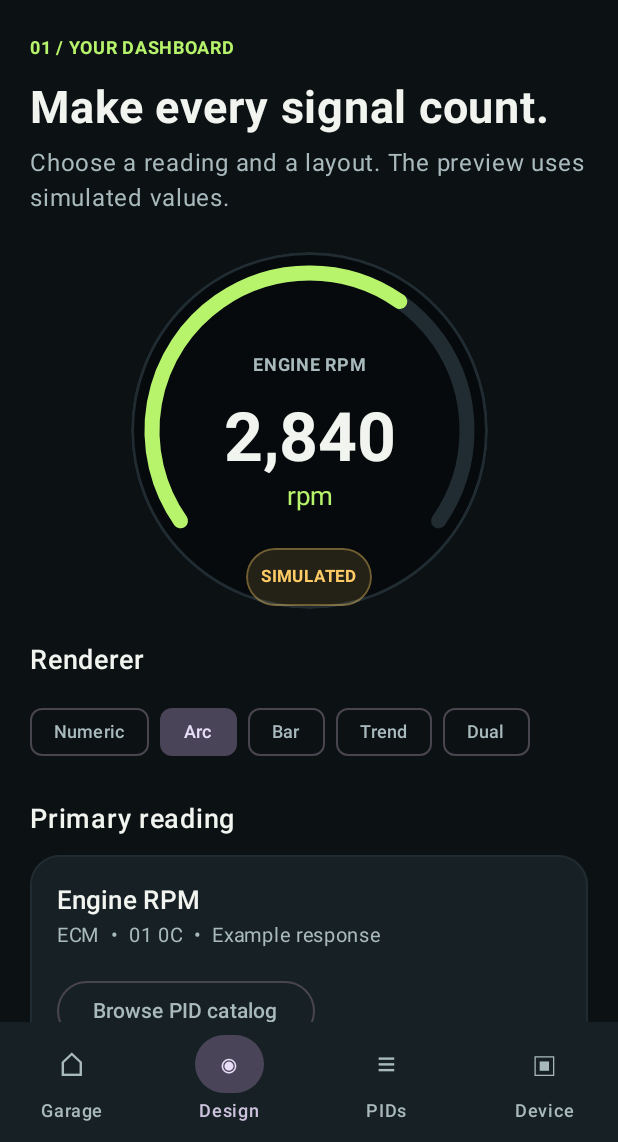
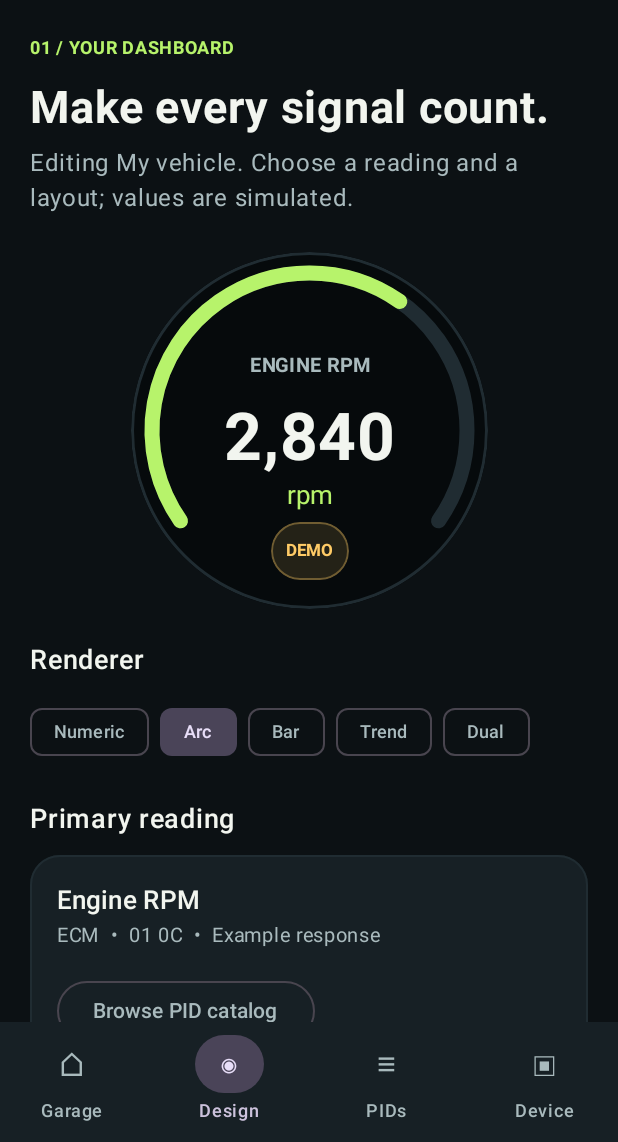
Before and after one commit to lstepnio/ESP32OBD2, an Android app built with Jetpack Compose: the screen it shows after launch (MainActivity), item 2 of the bottom bar chosen, on a phone screen of 412 x 824 dp, the part 94-1236 px from its top. Run offline under Robolectric (Android 15) with nearby library versions, the phone set to English and light mode, and no system bars.

Commit message:
Add local profiles and circle-safe previews

```diff
--- a/android/app/src/main/java/com/lstepnio/egauge/AppModel.kt
+++ b/android/app/src/main/java/com/lstepnio/egauge/AppModel.kt
@@ -1,7 +1,6 @@
 package com.lstepnio.egauge
 
 import android.app.Application
-import android.content.Context
 import androidx.compose.runtime.getValue
 import androidx.compose.runtime.mutableStateOf
 import androidx.compose.runtime.setValue
@@ -17,15 +16,16 @@ data class PidExample(
     val demoValue: String,
     val evidence: String,
     val category: String,
+    val gaugeLabel: String,
 )
 
 val demoCatalog = listOf(
-    PidExample("rpm", "Engine RPM", "ECM", "01 0C", "rpm", "2,840", "Example response", "Engine"),
-    PidExample("coolant", "Coolant temperature", "ECM", "01 05", "°C", "92", "Example response", "Thermal"),
-    PidExample("speed", "Vehicle speed", "ECM", "01 0D", "km/h", "64", "Example response", "Driving"),
-    PidExample("load", "Calculated load", "ECM", "01 04", "%", "38", "Example response", "Engine"),
-    PidExample("fuel", "Fuel level", "ECM", "01 2F", "%", "73", "Example response", "Fuel"),
-    PidExample("tcm", "Transmission input speed", "TCM", "Vehicle specific", "rpm", "2,120", "Synthetic only", "Transmission"),
+    PidExample("rpm", "Engine RPM", "ECM", "01 0C", "rpm", "2,840", "Example response", "Engine", "ENGINE RPM"),
+    PidExample("coolant", "Coolant temperature", "ECM", "01 05", "°C", "92", "Example response", "Thermal", "COOLANT"),
+    PidExample("speed", "Vehicle speed", "ECM", "01 0D", "km/h", "64", "Example response", "Driving", "SPEED"),
+    PidExample("load", "Calculated load", "ECM", "01 04", "%", "38", "Example response", "Engine", "ENGINE LOAD"),
+    PidExample("fuel", "Fuel level", "ECM", "01 2F", "%", "73", "Example response", "Fuel", "FUEL LEVEL"),
+    PidExample("tcm", "Transmission input speed", "TCM", "Vehicle specific", "rpm", "2,120", "Synthetic only", "Transmission", "INPUT SPEED"),
 )
 
 enum class Destination(val label: String, val glyph: String) {
@@ -54,11 +54,18 @@ data class CapabilitySnapshot(
 )
 
 class AppViewModel(application: Application) : AndroidViewModel(application) {
-    private val preferences = application.getSharedPreferences("draft-v1", Context.MODE_PRIVATE)
+    private val profileStore = ProfileStore(application)
+    private val loadedProfiles = profileStore.load()
 
     var destination by mutableStateOf(Destination.Garage)
         private set
-    var draft by mutableStateOf(loadDraft())
+    var profileCollection by mutableStateOf(loadedProfiles.collection)
+        private set
+    var profileError by mutableStateOf(loadedProfiles.error)
+        private set
+    var profileNameInput by mutableStateOf("")
+        private set
+    var draft by mutableStateOf(profileCollection.active.draft)
         private set
     var query by mutableStateOf("")
         private set
@@ -76,6 +83,12 @@ class AppViewModel(application: Application) : AndroidViewModel(application) {
         private set
     var labInput by mutableStateOf("41 0C 2C 60")
         private set
+    var customLabOpen by mutableStateOf(false)
+        private set
+    var customRequestInput by mutableStateOf("22 F1 90")
+        private set
+    var customSource by mutableStateOf("ECM")
+        private set
 
     fun navigate(value: Destination) { destination = value }
     fun search(value: String) { query = value }
@@ -83,6 +96,29 @@ class AppViewModel(application: Application) : AndroidViewModel(application) {
     fun showDiscoveryPreview(value: Boolean) { discoveryPreview = value }
     fun showLab(value: Boolean) { labOpen = value }
     fun editLabInput(value: String) { labInput = value.take(128) }
+    fun showCustomLab(value: Boolean) { customLabOpen = value }
+    fun editCustomRequest(value: String) { customRequestInput = value.take(32) }
+    fun selectCustomSource(value: String) { if (value == "ECM" || value == "TCM") customSource = value }
+    fun editProfileName(value: String) { profileNameInput = value.take(32) }
+    fun selectProfile(id: String) {
+        if (profileError != null || profileCollection.profiles.none { it.id == id }) return
+        profileCollection = profileCollection.copy(activeId = id)
+        draft = profileCollection.active.draft
+        profileStore.save(profileCollection)
+    }
+    fun createProfile() {
+        val name = profileNameInput.trim()
+        if (profileError != null || name.isEmpty() || profileCollection.profiles.size >= 8 ||
+            profileCollection.profiles.any { it.name.equals(name, ignoreCase = true) }) return
+        val profile = VehicleProfile(ProfileStore.newId(), name, Draft())
+        profileCollection = profileCollection.copy(
+            activeId = profile.id,
+            profiles = profileCollection.profiles + profile,
+        )
+        draft = profile.draft
+        profileNameInput = ""
+        profileStore.save(profileCollection)
+    }
     fun markScanning(value: Boolean) { scanning = value }
     fun connectionError(message: String) {
         scanning = false
@@ -101,22 +137,11 @@ class AppViewModel(application: Application) : AndroidViewModel(application) {
     fun setSource(value: String) = save(draft.copy(source = value))
 
     private fun save(value: Draft) {
+        if (profileError != null) return
         draft = value
-        preferences.edit().putString("pid", value.pidId).putString("layout", value.layout.name)
-            .putInt("warning", value.warning).putInt("critical", value.critical)
-            .putString("source", value.source).apply()
-    }
-
-    private fun loadDraft(): Draft {
-        val pid = preferences.getString("pid", "rpm")!!.takeIf { id -> demoCatalog.any { it.id == id } } ?: "rpm"
-        val layout = runCatching { GaugeLayout.valueOf(preferences.getString("layout", "Arc")!!) }
-            .getOrDefault(GaugeLayout.Arc)
-        return Draft(
-            pidId = pid,
-            layout = layout,
-            warning = preferences.getInt("warning", 105).coerceIn(-40, 250),
-            critical = preferences.getInt("critical", 115).coerceIn(-40, 250),
-            source = preferences.getString("source", "ECM")!!.takeIf { it == "ECM" || it == "TCM" } ?: "ECM",
-        )
+        profileCollection = profileCollection.copy(profiles = profileCollection.profiles.map { profile ->
+            if (profile.id == profileCollection.activeId) profile.copy(draft = value) else profile
+        })
+        profileStore.save(profileCollection)
     }
 }
--- a/android/app/src/main/java/com/lstepnio/egauge/MainActivity.kt
+++ b/android/app/src/main/java/com/lstepnio/egauge/MainActivity.kt
@@ -253,9 +253,46 @@ private fun GarageScreen(model: AppViewModel, onFindGauge: () -> Unit) {
         }
         Spacer(Modifier.height(16.dp))
         Panel {
+            SectionHeading("Local vehicle profiles")
+            Text("Keep dashboard drafts separate for each vehicle. These names do not confirm PID support.",
+                color = MutedColor, fontSize = 14.sp, lineHeight = 20.sp)
+            model.profileError?.let { error ->
+                Spacer(Modifier.height(10.dp))
+                Text("Saved profiles could not be opened: $error. Editing is paused to protect them.",
+                    color = CriticalColor, fontSize = 13.sp, lineHeight = 19.sp)
+            }
+            Spacer(Modifier.height(12.dp))
+            Row(Modifier.fillMaxWidth().horizontalScroll(rememberScrollState()),
+                horizontalArrangement = Arrangement.spacedBy(8.dp)) {
+                model.profileCollection.profiles.forEach { profile ->
+                    FilterChip(
+                        selected = profile.id == model.profileCollection.activeId,
+                        onClick = { model.selectProfile(profile.id) },
+                        enabled = model.profileError == null,
+                        label = { Text(profile.name, maxLines = 1) },
+                    )
+                }
+            }
+            Spacer(Modifier.height(10.dp))
+            OutlinedTextField(value = model.profileNameInput, onValueChange = model::editProfileName,
+                label = { Text("New profile name") }, singleLine = true,
+                enabled = model.profileError == null && model.profileCollection.profiles.size < 8,
+                modifier = Modifier.fillMaxWidth())
+            val duplicateName = model.profileCollection.profiles.any {
+                it.name.equals(model.profileNameInput.trim(), ignoreCase = true)
+            }
+            if (duplicateName) Text("A profile with this name already exists.",
+                color = WarningColor, fontSize = 12.sp)
+            Spacer(Modifier.height(8.dp))
+            OutlinedButton(onClick = model::createProfile,
+                enabled = model.profileError == null && model.profileNameInput.trim().isNotEmpty() &&
+                    !duplicateName && model.profileCollection.profiles.size < 8) { Text("Create local profile") }
+        }
+        Spacer(Modifier.height(16.dp))
+        Panel {
             StatusPill("LOCAL DRAFT", AccentColor)
             Spacer(Modifier.height(14.dp))
-            Text("Your dashboard is taking shape", color = TextColor,
+            Text("${model.profileCollection.active.name} dashboard", color = TextColor,
                 fontSize = 20.sp, fontWeight = FontWeight.SemiBold)
             Text("The current preview stays on this phone. Device configuration needs a future secure firmware operation.",
                 color = MutedColor, fontSize = 14.sp, lineHeight = 20.sp)
@@ -289,7 +326,7 @@ private fun DesignScreen(model: AppViewModel) {
     val pid = demoCatalog.first { it.id == model.draft.pidId }
     Column(Modifier.fillMaxSize().verticalScroll(rememberScrollState()).padding(bottom = 28.dp)) {
         Intro("01 / Your dashboard", "Make every signal count.",
-            "Choose a reading and a layout. The preview uses simulated values.")
+            "Editing ${model.profileCollection.active.name}. Choose a reading and a layout; values are simulated.")
         RoundPreview(pid, model.draft.layout)
         Spacer(Modifier.height(22.dp))
         SectionHeading("Renderer")
@@ -368,12 +405,13 @@ private fun RoundPreview(pid: PidExample, layout: GaugeLayout) {
                     drawArc(AccentColor, 145f, 160f, false, style = Stroke(10.dp.toPx(), cap = StrokeCap.Round))
                 }
             }
-            Column(horizontalAlignment = Alignment.CenterHorizontally) {
-                Text(pid.name.uppercase(), color = MutedColor, fontSize = 12.sp, fontWeight = FontWeight.Bold,
+            Column(horizontalAlignment = Alignment.CenterHorizontally,
+                modifier = Modifier.widthIn(max = 166.dp)) {
+                Text(pid.gaugeLabel, color = MutedColor, fontSize = 13.sp, fontWeight = FontWeight.Bold,
                     maxLines = 1, overflow = TextOverflow.Ellipsis)
                 Spacer(Modifier.height(10.dp))
-                Text(pid.demoValue, color = TextColor, fontSize = if (pid.demoValue.length > 4) 45.sp else 56.sp,
-                    fontWeight = FontWeight.Bold, maxLines = 1)
+                Text(pid.demoValue, color = TextColor, fontSize = if (pid.demoValue.length > 4) 44.sp else 54.sp,
+                    fontWeight = FontWeight.Bold, maxLines = 1, overflow = TextOverflow.Ellipsis)
                 Text(pid.unit, color = AccentColor, fontSize = 17.sp)
                 if (layout == GaugeLayout.Bar) {
                     Spacer(Modifier.height(10.dp))
@@ -397,9 +435,9 @@ private fun RoundPreview(pid: PidExample, layout: GaugeLayout) {
                     }
                 }
             }
-        }
-        Box(Modifier.align(Alignment.BottomCenter).padding(bottom = 2.dp)) {
-            StatusPill("SIMULATED", WarningColor)
+            Box(Modifier.align(Alignment.BottomCenter).padding(bottom = 19.dp)) {
+                StatusPill("DEMO", WarningColor)
+            }
         }
     }
 }
@@ -455,6 +493,43 @@ private fun PidsScreen(model: AppViewModel) {
                         fontSize = 20.sp, fontWeight = FontWeight.Bold)
                     is DecodeResult.Error -> Text(result.message, color = WarningColor,
                         fontSize = 13.sp, lineHeight = 19.sp)
+                }
+            }
+        }
+        Spacer(Modifier.height(8.dp))
+        OutlinedButton(onClick = { model.showCustomLab(!model.customLabOpen) },
+            modifier = Modifier.fillMaxWidth()) {
+            Text(if (model.customLabOpen) "Close custom request lab" else "Draft a custom read request")
+        }
+        if (model.customLabOpen) {
+            Spacer(Modifier.height(10.dp))
+            Panel {
+                Text("Offline request check", color = TextColor,
+                    fontSize = 17.sp, fontWeight = FontWeight.SemiBold)
+                Text("Choose an ECU and enter a read request. This checks syntax only; vehicle support and decoding remain unknown.",
+                    color = MutedColor, fontSize = 13.sp, lineHeight = 19.sp)
+                Row(horizontalArrangement = Arrangement.spacedBy(8.dp)) {
+                    listOf("ECM", "TCM").forEach { source ->
+                        FilterChip(selected = model.customSource == source,
+                            onClick = { model.selectCustomSource(source) }, label = { Text(source) })
+                    }
+                }
+                OutlinedTextField(value = model.customRequestInput,
+                    onValueChange = model::editCustomRequest,
+                    label = { Text("Read request bytes") }, singleLine = true,
+                    modifier = Modifier.fillMaxWidth())
+                Spacer(Modifier.height(10.dp))
+                when (val preview = previewReadRequest(model.customRequestInput)) {
+                    is ReadRequestPreview.Valid -> {
+                        Text("${preview.description} • ${model.customSource}",
+                            color = AccentColor, fontSize = 14.sp, fontWeight = FontWeight.SemiBold)
+                        Text("Request ${preview.request}  →  Expected prefix ${preview.responsePrefix}",
+                            color = TextColor, fontSize = 13.sp, lineHeight = 19.sp)
+                        Text("Local draft only. No adapter was queried.",
+                            color = WarningColor, fontSize = 12.sp)
+                    }
+                    is ReadRequestPreview.Invalid -> Text(preview.reason,
+                        color = WarningColor, fontSize = 13.sp, lineHeight = 19.sp)
                 }
             }
         }
--- /dev/null
+++ b/android/app/src/main/java/com/lstepnio/egauge/ProfileStore.kt
@@ -0,0 +1,89 @@
+package com.lstepnio.egauge
+
+import android.content.Context
+import org.json.JSONArray
+import org.json.JSONObject
+import java.util.UUID
+
+/** Local design drafts only. No adapter identity or vehicle capability claim is stored here. */
+data class VehicleProfile(val id: String, val name: String, val draft: Draft)
+
+data class ProfileCollection(val activeId: String, val profiles: List<VehicleProfile>) {
+    val active: VehicleProfile get() = profiles.first { it.id == activeId }
+}
+
+data class ProfileLoad(val collection: ProfileCollection, val error: String? = null)
+
+class ProfileStore(context: Context) {
+    private val preferences = context.getSharedPreferences("profiles-v1", Context.MODE_PRIVATE)
+    private val legacy = context.getSharedPreferences("draft-v1", Context.MODE_PRIVATE)
+
+    fun load(): ProfileLoad {
+        val raw = preferences.getString("collection", null) ?: return migrateLegacy()
+        return runCatching {
+            val root = JSONObject(raw)
+            require(root.getInt("schemaVersion") == 1) { "Profile format is newer than this app" }
+            val items = root.getJSONArray("profiles")
+            require(items.length() in 1..8) { "Profile count is invalid" }
+            val profiles = (0 until items.length()).map { index ->
+                val item = items.getJSONObject(index)
+                val id = item.getString("id")
+                val name = item.getString("name").trim()
+                require(id.isNotBlank() && name.length in 1..32) { "Profile identity is invalid" }
+                val saved = item.getJSONObject("draft")
+                VehicleProfile(id, name, Draft(
+                    pidId = saved.getString("pidId").takeIf { pid -> demoCatalog.any { it.id == pid } } ?: "rpm",
+                    layout = runCatching { GaugeLayout.valueOf(saved.getString("layout")) }
+                        .getOrDefault(GaugeLayout.Arc),
+                    warning = saved.getInt("warning").coerceIn(-40, 250),
+                    critical = saved.getInt("critical").coerceIn(-40, 250),
+                    source = saved.getString("source").takeIf { it == "ECM" || it == "TCM" } ?: "ECM",
+                ))
+            }
+            require(profiles.map { it.id }.distinct().size == profiles.size) { "Profile IDs are duplicated" }
+            val activeId = root.getString("activeId")
+            require(profiles.any { it.id == activeId }) { "Active profile is missing" }
+            ProfileLoad(ProfileCollection(activeId, profiles))
+        }.getOrElse { error ->
+            ProfileLoad(defaultCollection(), error.message ?: "Profile data could not be read")
+        }
+    }
+
+    fun save(value: ProfileCollection) {
+        require(value.profiles.size in 1..8 && value.profiles.any { it.id == value.activeId })
+        val root = JSONObject().put("schemaVersion", 1).put("activeId", value.activeId)
+        val items = JSONArray()
+        value.profiles.forEach { profile ->
+            items.put(JSONObject().put("id", profile.id).put("name", profile.name)
+                .put("draft", JSONObject()
+                    .put("pidId", profile.draft.pidId)
+                    .put("layout", profile.draft.layout.name)
+                    .put("warning", profile.draft.warning)
+                    .put("critical", profile.draft.critical)
+                    .put("source", profile.draft.source)))
+        }
+        preferences.edit().putString("collection", root.put("profiles", items).toString()).apply()
+    }
+
+    private fun migrateLegacy(): ProfileLoad {
+        val layout = runCatching { GaugeLayout.valueOf(legacy.getString("layout", "Arc") ?: "Arc") }
+            .getOrDefault(GaugeLayout.Arc)
+        val draft = Draft(
+            pidId = legacy.getString("pid", "rpm")?.takeIf { id -> demoCatalog.any { it.id == id } } ?: "rpm",
+            layout = layout,
+            warning = legacy.getInt("warning", 105).coerceIn(-40, 250),
+            critical = legacy.getInt("critical", 115).coerceIn(-40, 250),
+            source = legacy.getString("source", "ECM")?.takeIf { it == "ECM" || it == "TCM" } ?: "ECM",
+        )
+        val collection = ProfileCollection("default", listOf(VehicleProfile("default", "My vehicle", draft)))
+        save(collection)
+        return ProfileLoad(collection)
+    }
+
+    companion object {
+        fun newId(): String = UUID.randomUUID().toString()
+        private fun defaultCollection() = ProfileCollection(
+            "default", listOf(VehicleProfile("default", "My vehicle", Draft())),
+        )
+    }
+}
```
Also changed, not shown: android/app/src/main/java/com/lstepnio/egauge/CustomPidLab.kt (added, +26 -0 lines), 4 other files.
